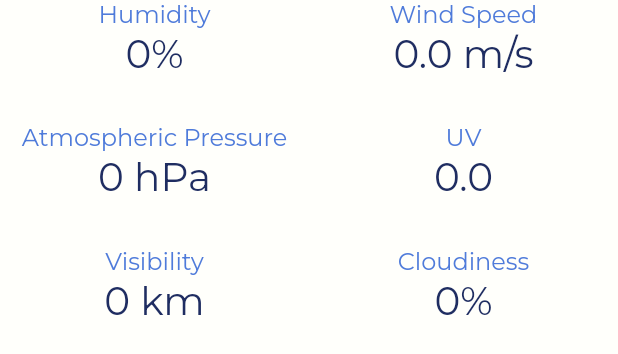
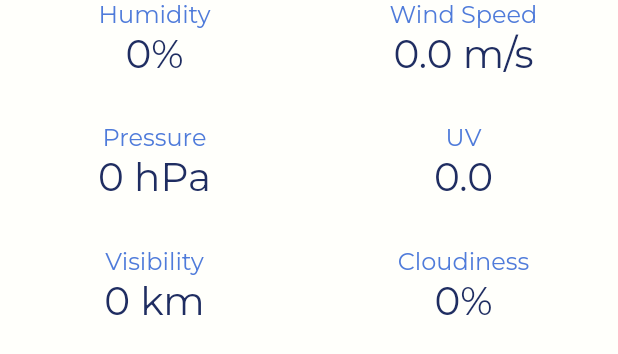
Before and after one commit to pratikpwr/WeatherApp, a Flutter app: the WeatherDetailsWidget widget shown alone on an empty page, opened directly with empty values, on a phone screen of 412 x 824 dp. Shown: the top 354 px of the screen. Run offline on Flutter 3.47's test engine with Material 2 defaults, Android fonts, the light colour scheme and no system bars; our stand-ins replace bloc, connectivity, dio, equatable, flutter_bloc, geolocator and 1 more.

Commit message:
small improvements

```diff
--- a/app/lib/src/views/widgets/hourly_weather_widget.dart
+++ b/app/lib/src/views/widgets/hourly_weather_widget.dart
@@ -17,7 +17,7 @@ class HourlyWeatherWidget extends StatelessWidget {
     return SizedBox(
       height: _size.height * 0.15,
       child: ListView.builder(
-          itemCount: hourWeather.length,
+          itemCount: 25,
           shrinkWrap: true,
           physics: const BouncingScrollPhysics(),
           scrollDirection: Axis.horizontal,
--- a/app/lib/src/views/widgets/weather_detail_widget.dart
+++ b/app/lib/src/views/widgets/weather_detail_widget.dart
@@ -23,7 +23,7 @@ class WeatherDetailsWidget extends StatelessWidget {
         HeadingDetailWidget(
             title: "Wind Speed", value: '${curWeather.windSpeed} m/s'),
         HeadingDetailWidget(
-            title: "Atmospheric Pressure", value: '${curWeather.pressure} hPa'),
+            title: "Pressure", value: '${curWeather.pressure} hPa'),
         HeadingDetailWidget(title: "UV", value: '${curWeather.uvi}'),
         HeadingDetailWidget(
             title: "Visibility", value: '${curWeather.visibility} km'),
```
Also changed, not shown: app/lib/src/views/screens/home_screen.dart (+10 -11 lines).
